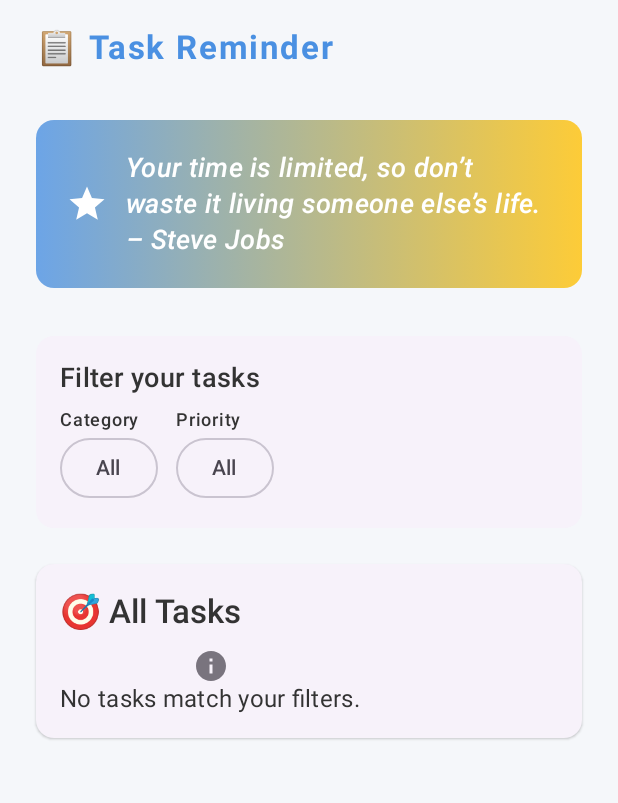
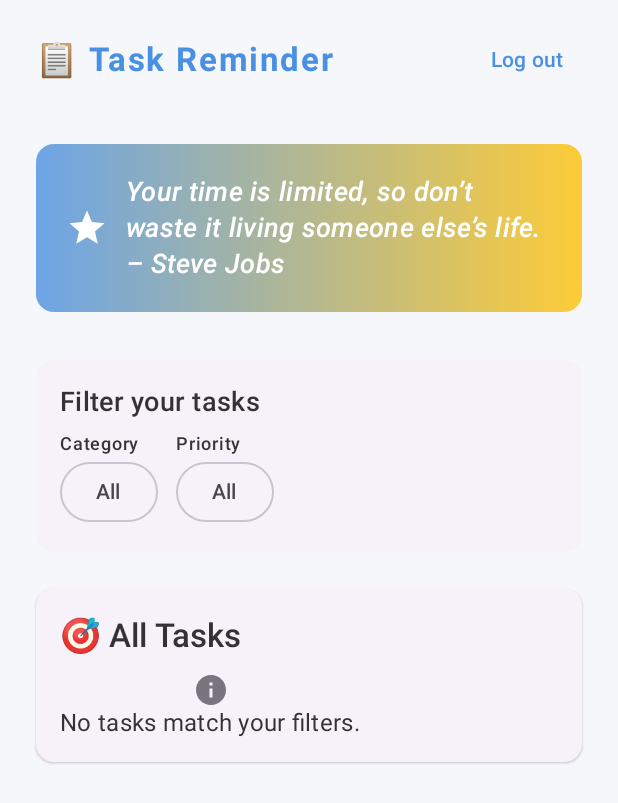
Before and after one commit to duynguyenminh84/Student_Application_Project, an Android app built with Jetpack Compose: the composable HomeScreen called with empty values, on a phone screen of 412 x 824 dp. Shown: the top 803 px of the screen. Run offline under Robolectric (Android 15) with nearby library versions, the phone set to English and light mode, and no system bars.

Commit message:
Updating the application with log out button

```diff
--- a/app/src/main/java/com/duy842/student_application_project/MainActivity.kt
+++ b/app/src/main/java/com/duy842/student_application_project/MainActivity.kt
@@ -90,7 +90,7 @@
                     ) { innerPadding ->
                         Box(modifier = Modifier.padding(innerPadding)) {
                             when (currentScreen) {
-                                Screen.Home          -> HomeScreen(uid = uid)
+                                Screen.Home          -> HomeScreen(uid = uid, onLogout = { authVm.logout() })
                                 Screen.TaskManager   -> TaskManagerScreen(uid = uid)
                                 Screen.WeeklyPlanner -> WeeklyPlannerScreen(uid = uid)
                                 Screen.Dashboard     -> DashboardScreen(uid = uid)
@@ -183,9 +183,11 @@
 }
 
 /* ---------- Home ---------- */
-
 @Composable
-fun HomeScreen(uid: Long) {
+fun HomeScreen(
+    uid: Long,
+    onLogout: () -> Unit = {}
+) {
     val context = LocalContext.current
     val scope = rememberCoroutineScope()
     var tasks by remember { mutableStateOf(listOf<Task>()) }
@@ -224,6 +226,12 @@
             .padding(horizontal = 24.dp, vertical = 16.dp),
         verticalArrangement = Arrangement.spacedBy(24.dp)
     ) {
+        // Title + Logout button
+        Row(
+            modifier = Modifier.fillMaxWidth(),
+            horizontalArrangement = Arrangement.SpaceBetween,
+            verticalAlignment = Alignment.CenterVertically
+        ) {
             Text(
                 text = "📋 Task Reminder",
                 style = MaterialTheme.typography.headlineSmall.copy(
@@ -232,6 +240,10 @@
                 ),
                 color = MaterialTheme.colorScheme.primary
             )
+            TextButton(onClick = onLogout) {
+                Text("Log out")
+            }
+        }
 
         val quoteOfTheDay = remember { motivationalQuotes.random() }
         Box(
@@ -306,7 +318,11 @@
 
                 if (displayedTasks.isEmpty()) {
                     Column(horizontalAlignment = Alignment.CenterHorizontally) {
-                        Icon(Icons.Default.Info, contentDescription = null, tint = MaterialTheme.colorScheme.outline)
+                        Icon(
+                            Icons.Default.Info,
+                            contentDescription = null,
+                            tint = MaterialTheme.colorScheme.outline
+                        )
                         Text("No tasks match your filters.", style = MaterialTheme.typography.bodyMedium)
                     }
                 } else {
@@ -433,6 +449,7 @@
         )
     }
 }
+
 
 /* ---------- Task Manager ---------- */
 
```
Also changed, not shown: app/src/main/java/com/duy842/student_application_project/data/auth/AuthViewModel.kt (+6 -1 lines). Lines whose indentation alone changed are shown as unchanged.
